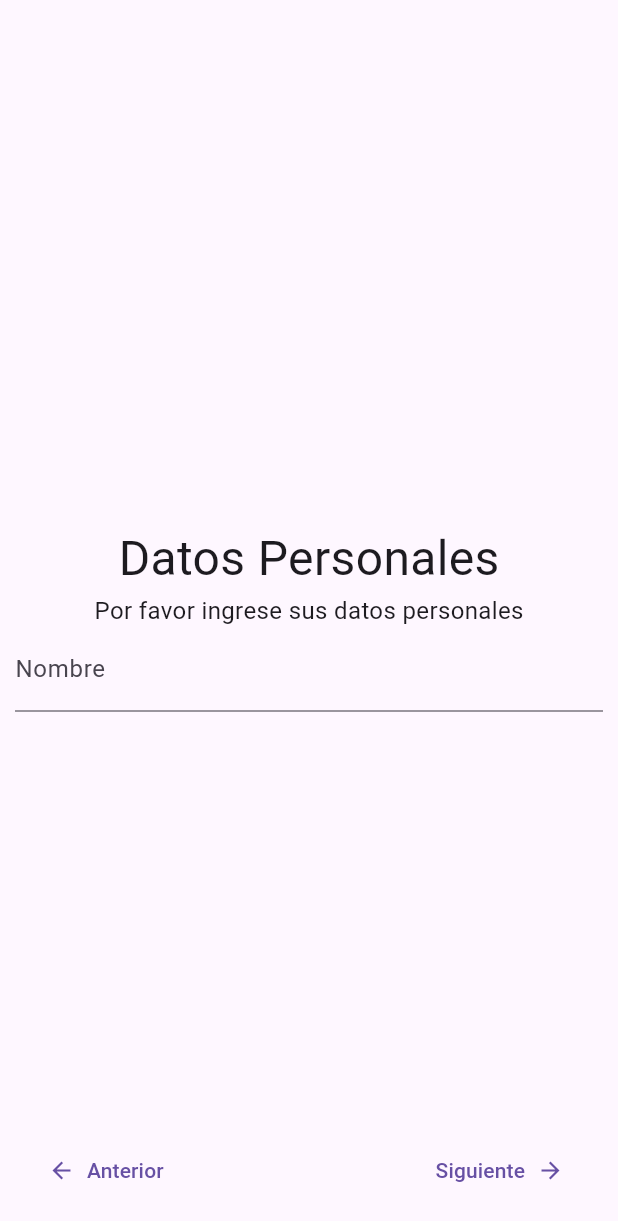
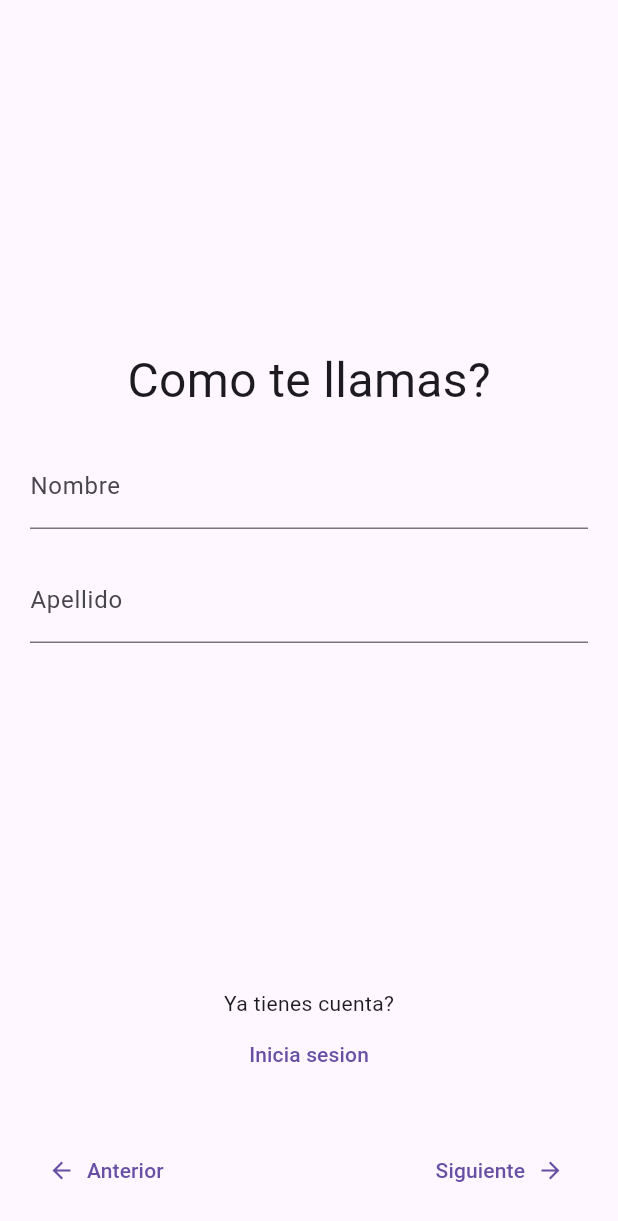
Before and after one commit to slumrike2/Ganesha_front, a Flutter app: the screen it shows after launch, after a tap on "Siguiente", on a phone screen of 412 x 824 dp. Shown: the top 1221 px of the screen. Run offline on Flutter 3.47's test engine with Material 3 defaults, Android fonts, the phone set to English and light mode, and no system bars; drawn by our look-alikes of flutter_form_builder; our stand-ins replace flutter_dotenv, supabase_flutter; accounts and stored records are empty.

Commit message:
pagina de registo adelantada

```diff
--- /dev/null
+++ b/ganesha_frontend/lib/Pages/Register/RegisterNamePage.dart
@@ -0,0 +1,74 @@
+import 'package:flutter/material.dart';
+import 'package:flutter_form_builder/flutter_form_builder.dart';
+
+class RegisterNamePage extends StatefulWidget {
+  RegisterNamePage({Key? key}) : super(key: key);
+
+  @override
+  _RegisterNamePageState createState() => _RegisterNamePageState();
+}
+
+class _RegisterNamePageState extends State<RegisterNamePage> {
+  final _formKey = GlobalKey<FormState>();
+  final _nameController = TextEditingController();
+
+  @override
+  Widget build(BuildContext context) {
+    final sizeh = MediaQuery.of(context).size.height;
+
+    return Scaffold(
+      body: FormBuilder(
+        key: _formKey,
+        child: Column(
+          children: [
+            Container(
+              padding: EdgeInsets.all(20),
+              height: sizeh * 0.8,
+              child: Column(
+                mainAxisAlignment:
+                    MainAxisAlignment.center, // Changed from center to start
+                spacing: 20,
+                children: [
+                  Text('Como te llamas?', style: TextStyle(fontSize: 32)),
+                  FormBuilderTextField(
+                    name: 'name',
+                    controller: _nameController,
+                    decoration: InputDecoration(labelText: 'Nombre'),
+                    validator: (value) {
+                      if (value == null || value.isEmpty) {
+                        return 'Por favor ingrese su nombre';
+                      }
+                      return null;
+                    },
+                  ),
+                  FormBuilderTextField(
+                    name: 'last_name',
+                    controller: _nameController,
+                    decoration: InputDecoration(labelText: 'Apellido'),
+                    validator: (value) {
+                      if (value == null || value.isEmpty) {
+                        return 'Por favor ingrese su apellido';
+                      }
+                      return null;
+                    },
+                  ),
+                ],
+              ),
+            ),
+            Column(
+              children: [
+                Text('Ya tienes cuenta?'),
+                TextButton(
+                  onPressed: () {
+                    Navigator.pushNamed(context, '/login');
+                  },
+                  child: Text('Inicia sesion'),
+                )
+              ],
+            )
+          ],
+        ),
+      ),
+    );
+  }
+}
--- a/ganesha_frontend/lib/Shells/RegisterShell.dart
+++ b/ganesha_frontend/lib/Shells/RegisterShell.dart
@@ -1,6 +1,7 @@
 import 'package:flutter/material.dart';
 import 'package:ganesha_frontend/Pages/Register/InitialPage.dart';
 import 'package:ganesha_frontend/Pages/Register/RegisterDataPage.dart';
+import 'package:ganesha_frontend/Pages/Register/RegisterNamePage.dart';
 import 'package:ganesha_frontend/Pages/Register/RegisterSimtomsPage.dart';
 
 class RegisterShell extends StatefulWidget {
@@ -17,6 +18,7 @@ class _RegisterShellState extends State<RegisterShell> {
 
   final pages = [
     InitialRegisterpage(),
+    RegisterNamePage(),
     RegisterDataPage(),
     RegisterSimtomsPage()
   ];
@@ -81,7 +83,7 @@ class _RegisterShellState extends State<RegisterShell> {
   }
 
   forward() {
-    if (_index == 1 && !(pages[1] as RegisterDataPage).validate()) {
+    if (_index == 2 && !(pages[2] as RegisterDataPage).validate()) {
       // Show an error message or handle validation failure
 
       return;
@@ -104,7 +106,7 @@ class _RegisterShellState extends State<RegisterShell> {
   }
 
   register() {
-    final name = (pages[1] as RegisterDataPage).getName();
+    final name = (pages[2] as RegisterDataPage).getName();
     print('Nombre registrado: $name');
   }
 }
--- a/ganesha_frontend/lib/main.dart
+++ b/ganesha_frontend/lib/main.dart
@@ -1,9 +1,30 @@
 import 'package:flutter/material.dart';
 import 'package:ganesha_frontend/Shells/RegisterShell.dart';
 import 'package:flutter_dotenv/flutter_dotenv.dart';
+import 'package:supabase_flutter/supabase_flutter.dart';
 
-void main() {
-  runApp(const MainApp());
+
+void main() async {
+  await dotenv.load(fileName: ".env");
+
+  final supabaseUrl = dotenv.get('SUPABASE_URL');
+  final supabaseAnonKey = dotenv.get('SUPABASE_ANON_KEY');
+
+  try {
+    if (supabaseUrl == null || supabaseAnonKey == null) {
+      throw Exception('No se encontraron las variables de entorno');
+    }
+  } catch (e) {
+    print(e);
+  }
+
+  try {
+    await Supabase.initialize(url: supabaseUrl, anonKey: supabaseAnonKey);
+  } catch (e) {
+    print(e);
+  }
+
+  runApp(MainApp());
 }
 
 class MainApp extends StatelessWidget {
--- a/ganesha_frontend/pubspec.yaml
+++ b/ganesha_frontend/pubspec.yaml
@@ -20,3 +20,5 @@ dev_dependencies:
 
 flutter:
   uses-material-design: true
+  assets:
+    - .env
```
